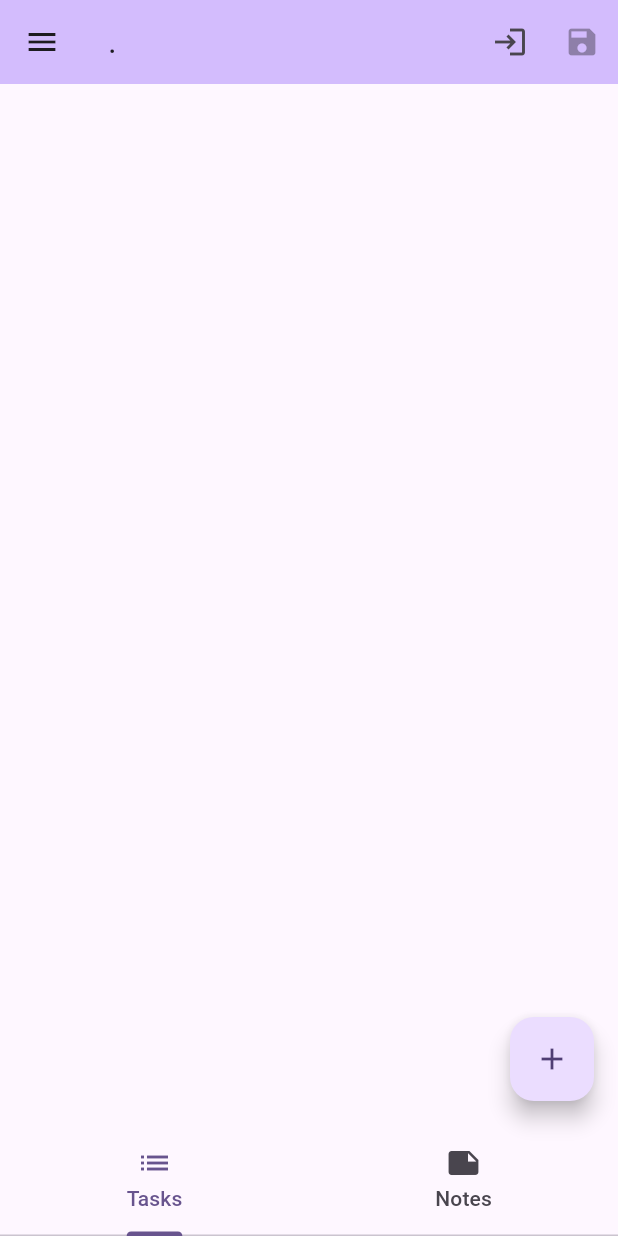
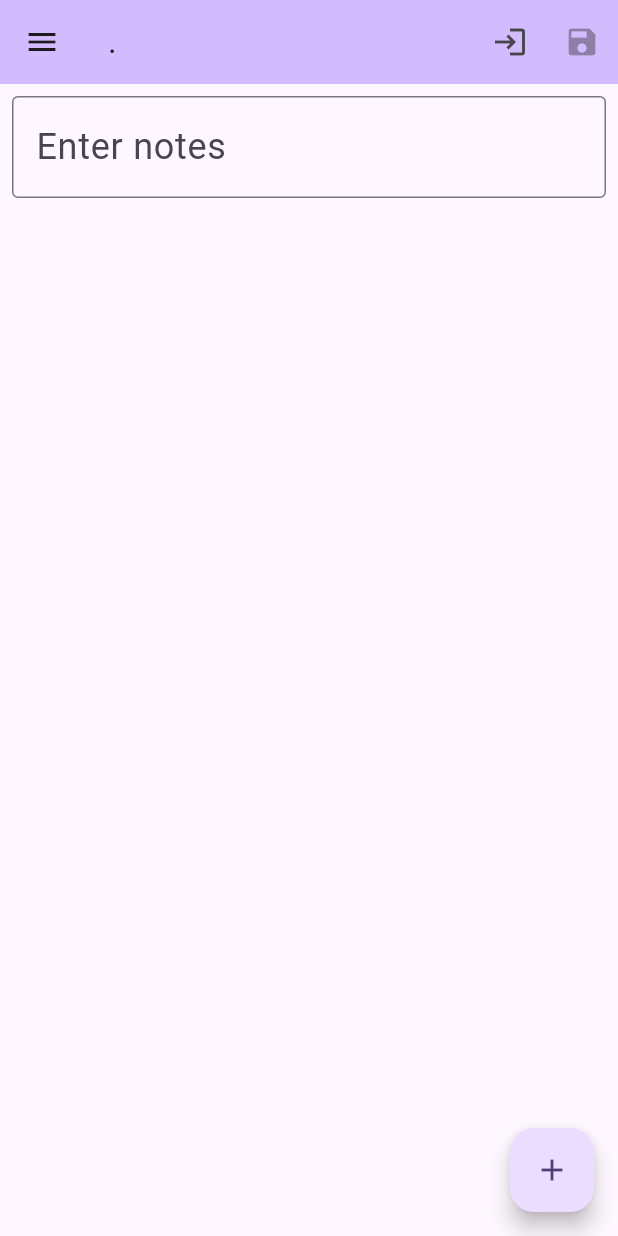
Before and after one commit to kmixter/completion-scheduler, a Flutter app: the screen it shows after launch, on a phone screen of 412 x 824 dp. Run offline on Flutter 3.47's test engine with Material 3 defaults, Android fonts, the light colour scheme and no system bars; our stand-ins replace file_picker, google_sign_in, watcher; missing offline and left inert: oauth2; statements that could not run were skipped.

Commit message:
Remove tabs and put notes underneath the tasks, much easier to use.

```diff
--- a/lib/main.dart
+++ b/lib/main.dart
@@ -53,7 +53,6 @@ class _MyHomePageState extends State<MyHomePage>
   bool _hasChanges = false;
   List<File> _noteFiles = [];
   File? _selectedFile;
-  late TabController _tabController;
   NotesFile? _notesFile;
   DateTime? _selectedDate;
   final TextEditingController _notesController = TextEditingController();
@@ -64,7 +63,6 @@ class _MyHomePageState extends State<MyHomePage>
   void initState() {
     super.initState();
     _initDriveSync();
-    _tabController = TabController(length: 2, vsync: this);
     _loadNoteFiles();
     _pickSelectedFileBasedOnCwd();
     _notesController.addListener(() {
@@ -400,20 +398,17 @@ class _MyHomePageState extends State<MyHomePage>
             body: Column(
               children: [
                 Expanded(
-                  child: TabBarView(
-                    controller: _tabController,
-                    children: [
-                      ListView.builder(
-                        itemCount: _controllers.length,
+                  child: ListView.builder(
+                    itemCount: _controllers.length + 1,
                     itemBuilder: (context, index) {
+                      if (index < _controllers.length) {
                         return Padding(
                           padding: const EdgeInsets.symmetric(
                               vertical: 0, horizontal: 8.0),
                           child: TextField(
                             controller: _controllers[index],
                             focusNode: _focusNodes[index],
-                              decoration:
-                                  InputDecoration(hintText: 'Enter task'),
+                            decoration: InputDecoration(hintText: 'Enter task'),
                             style: TextStyle(fontSize: 24),
                             onChanged: (newValue) {
                               setState(() {
@@ -422,9 +417,8 @@ class _MyHomePageState extends State<MyHomePage>
                             },
                           ),
                         );
-                        },
-                      ),
-                      Padding(
+                      } else {
+                        return Padding(
                           padding: const EdgeInsets.all(8.0),
                           child: TextField(
                             controller: _notesController,
@@ -435,26 +429,18 @@ class _MyHomePageState extends State<MyHomePage>
                             ),
                             style: TextStyle(fontSize: 24),
                           ),
-                      ),
-                    ],
+                        );
+                      }
+                    },
                   ),
                 ),
               ],
             ),
-            bottomNavigationBar: TabBar(
-              controller: _tabController,
-              tabs: [
-                Tab(icon: Icon(Icons.list), text: getTasksTabText()),
-                Tab(icon: Icon(Icons.note), text: 'Notes'),
-              ],
-            ),
-            floatingActionButton: _tabController.index == 0
-                ? FloatingActionButton(
+            floatingActionButton: FloatingActionButton(
               onPressed: _addNewItem,
               tooltip: 'Add Task',
               child: const Icon(Icons.add),
-                  )
-                : null,
+            ),
           ),
         ),
       ),
@@ -489,7 +475,6 @@ class _MyHomePageState extends State<MyHomePage>
   @override
   void dispose() {
     _fileWatcher = null;
-    _tabController.dispose();
     for (var controller in _controllers) {
       controller.dispose();
     }
```
Lines whose indentation alone changed are shown as unchanged.
